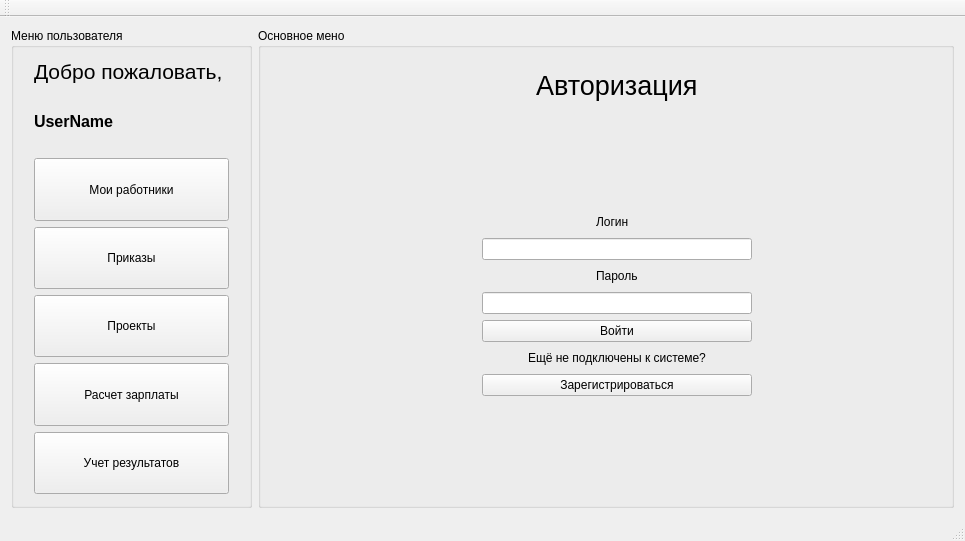
Old version of the form salary/salary.ui in the repository a-mihaylov/salary.
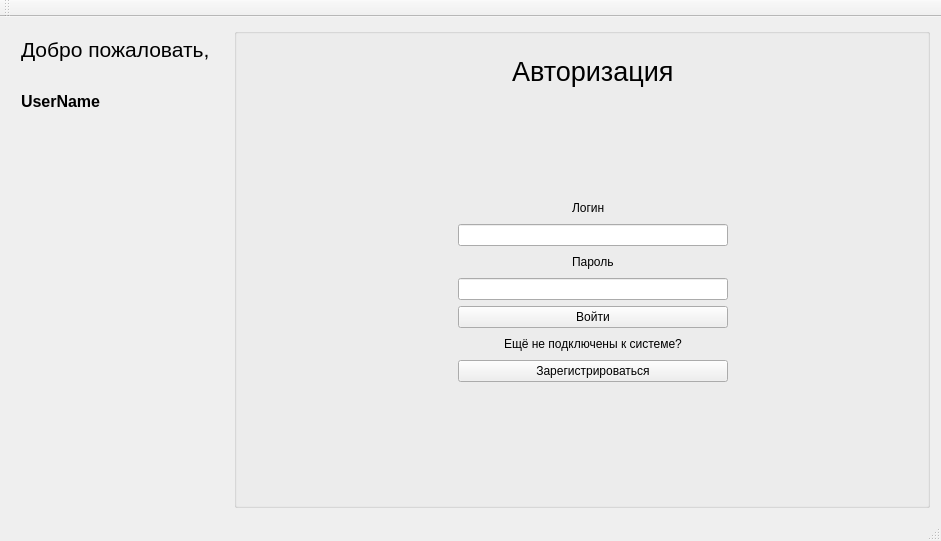
New version of the form. The open tabs and pages were chosen to show the change.

Commit message: Скрытие меню от неавторизованного пользователя

Patch:
```diff
--- a/salary/salary.ui
+++ b/salary/salary.ui
@@ -6,7 +6,7 @@
    <rect>
     <x>0</x>
     <y>0</y>
-    <width>961</width>
+    <width>933</width>
     <height>541</height>
    </rect>
   </property>
@@ -14,35 +14,25 @@
    <string>salary</string>
   </property>
   <widget class="QWidget" name="centralWidget">
-   <layout class="QGridLayout" name="gridLayout_4">
-    <item row="0" column="0">
-     <widget class="QGroupBox" name="groupBox">
-      <property name="enabled">
-       <bool>true</bool>
-      </property>
+   <layout class="QHBoxLayout" name="horizontalLayout_10">
+    <item>
+     <widget class="QStackedWidget" name="menu">
       <property name="sizePolicy">
-       <sizepolicy hsizetype="Fixed" vsizetype="Preferred">
+       <sizepolicy hsizetype="Fixed" vsizetype="Expanding">
         <horstretch>0</horstretch>
         <verstretch>0</verstretch>
        </sizepolicy>
       </property>
-      <property name="minimumSize">
-       <size>
-        <width>241</width>
-        <height>0</height>
-       </size>
-      </property>
       <property name="cursor">
        <cursorShape>OpenHandCursor</cursorShape>
       </property>
-      <property name="title">
-       <string>Меню пользователя</string>
+      <property name="currentIndex">
+       <number>0</number>
       </property>
-      <property name="checkable">
-       <bool>false</bool>
-      </property>
-      <layout class="QGridLayout" name="gridLayout_3">
-       <item row="0" column="0">
+      <widget class="QWidget" name="menu_autorization"/>
+      <widget class="QWidget" name="page">
+       <layout class="QVBoxLayout" name="verticalLayout_4">
+        <item>
         <widget class="QLabel" name="label_3">
          <property name="sizePolicy">
           <sizepolicy hsizetype="Fixed" vsizetype="Fixed">
@@ -60,8 +50,8 @@
          </property>
         </widget>
        </item>
-       <item row="1" column="0">
-        <widget class="QLabel" name="menu_username">
+        <item>
+         <widget class="QLabel" name="menu_username_leader">
          <property name="sizePolicy">
           <sizepolicy hsizetype="Minimum" vsizetype="Minimum">
            <horstretch>0</horstretch>
@@ -89,7 +79,7 @@
          </property>
         </widget>
        </item>
-       <item row="2" column="0">
+        <item>
         <widget class="QPushButton" name="menu_worker">
          <property name="sizePolicy">
           <sizepolicy hsizetype="Minimum" vsizetype="Minimum">
@@ -102,7 +92,7 @@
          </property>
         </widget>
        </item>
-       <item row="3" column="0">
+        <item>
         <widget class="QPushButton" name="menu_prikaz">
          <property name="sizePolicy">
           <sizepolicy hsizetype="Minimum" vsizetype="Minimum">
@@ -115,7 +105,7 @@
          </property>
         </widget>
        </item>
-       <item row="4" column="0">
+        <item>
         <widget class="QPushButton" name="menu_project">
          <property name="sizePolicy">
           <sizepolicy hsizetype="Minimum" vsizetype="Minimum">
@@ -128,7 +118,7 @@
          </property>
         </widget>
        </item>
-       <item row="5" column="0">
+        <item>
         <widget class="QPushButton" name="menu_salary">
          <property name="sizePolicy">
           <sizepolicy hsizetype="Minimum" vsizetype="Minimum">
@@ -141,7 +131,7 @@
          </property>
         </widget>
        </item>
-       <item row="6" column="0">
+        <item>
         <widget class="QPushButton" name="menu_accounting">
          <property name="sizePolicy">
           <sizepolicy hsizetype="Minimum" vsizetype="Minimum">
@@ -156,8 +146,70 @@
        </item>
       </layout>
      </widget>
+      <widget class="QWidget" name="page_2">
+       <widget class="QLabel" name="label_14">
+        <property name="geometry">
+         <rect>
+          <x>10</x>
+          <y>9</y>
+          <width>195</width>
+          <height>25</height>
+         </rect>
+        </property>
+        <property name="sizePolicy">
+         <sizepolicy hsizetype="Fixed" vsizetype="Fixed">
+          <horstretch>0</horstretch>
+          <verstretch>0</verstretch>
+         </sizepolicy>
+        </property>
+        <property name="font">
+         <font>
+          <pointsize>16</pointsize>
+         </font>
+        </property>
+        <property name="text">
+         <string>Добро пожаловать, </string>
+        </property>
+       </widget>
+       <widget class="QLabel" name="menu_username_worker">
+        <property name="geometry">
+         <rect>
+          <x>10</x>
+          <y>40</y>
+          <width>195</width>
+          <height>66</height>
+         </rect>
+        </property>
+        <property name="sizePolicy">
+         <sizepolicy hsizetype="Minimum" vsizetype="Minimum">
+          <horstretch>0</horstretch>
+          <verstretch>0</verstretch>
+         </sizepolicy>
+        </property>
+        <property name="font">
+         <font>
+          <pointsize>12</pointsize>
+          <weight>75</weight>
+          <bold>true</bold>
+         </font>
+        </property>
+        <property name="accessibleDescription">
+         <string/>
+        </property>
+        <property name="autoFillBackground">
+         <bool>false</bool>
+        </property>
+        <property name="lineWidth">
+         <number>2</number>
+        </property>
+        <property name="text">
+         <string>UserName</string>
+        </property>
+       </widget>
+      </widget>
+     </widget>
     </item>
-    <item row="0" column="1">
+    <item>
      <widget class="QGroupBox" name="groupBox_2">
       <property name="minimumSize">
        <size>
@@ -172,7 +224,7 @@
        <bool>false</bool>
       </property>
       <property name="title">
-       <string>Основное мено</string>
+       <string/>
       </property>
       <layout class="QVBoxLayout" name="verticalLayout_3">
        <item>
```
Left out of the diff: 2 changed lines with no effect on the pictures. Lines whose indentation alone changed are shown as unchanged.
